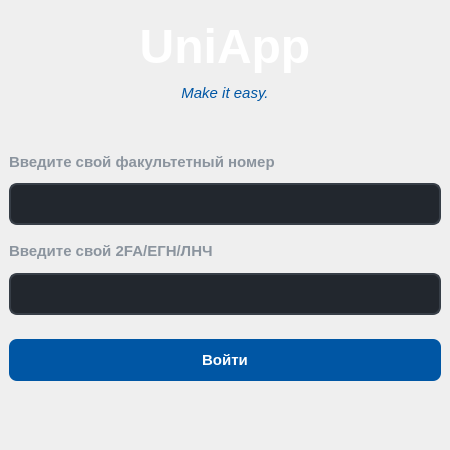
Before: the Qt Designer form frontend/loginwindow.ui in fomzzer/UniApp, drawn with Qt 5.
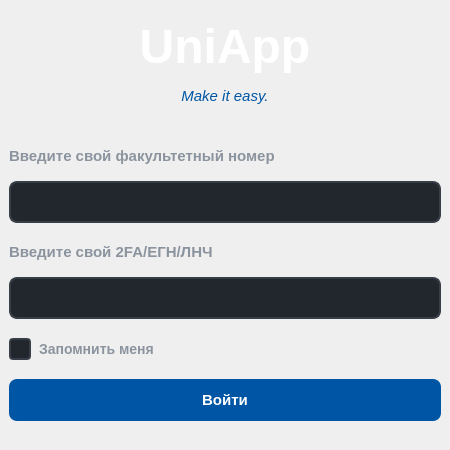
After: the same form once the commit is applied.

Commit message: v0.9.2: Button 'Remember me'

Patch:
```diff
--- a/frontend/loginwindow.ui
+++ b/frontend/loginwindow.ui
@@ -89,6 +89,32 @@
 
 QPushButton:pressed {
     background-color: #004482;
+}
+
+QCheckBox {
+    color: #8B949E;
+    font-family: &quot;Segoe UI&quot;, sans-serif;
+    font-size: 14px;
+    font-weight: 600;
+    spacing: 8px;
+}
+
+QCheckBox::indicator {
+    width: 18px;
+    height: 18px;
+    border-radius: 4px;
+    border: 2px solid #373E47;
+    background-color: #22272E;
+}
+
+QCheckBox::indicator:hover {
+    border: 2px solid #0056A4;
+    background-color: #282E36; 
+}
+
+QCheckBox::indicator:checked {
+    background-color: #0056A4;
+    border: 2px solid #0056A4;
 }</string>
   </property>
   <widget class="QWidget" name="centralwidget">
@@ -161,7 +187,7 @@
         <property name="sizeHint" stdset="0">
          <size>
           <width>20</width>
-          <height>40</height>
+          <height>25</height>
          </size>
         </property>
        </spacer>
@@ -234,6 +260,32 @@
       <item>
        <widget class="QLineEdit" name="lineEdit_2"/>
       </item>
+      <item>
+       <spacer name="verticalSpacer_9">
+        <property name="orientation">
+         <enum>Qt::Orientation::Vertical</enum>
+        </property>
+        <property name="sizeType">
+         <enum>QSizePolicy::Policy::Fixed</enum>
+        </property>
+        <property name="sizeHint" stdset="0">
+         <size>
+          <width>20</width>
+          <height>15</height>
+         </size>
+        </property>
+       </spacer>
+      </item>
+      <item>
+       <widget class="QCheckBox" name="checkBox_remember">
+        <property name="cursor">
+         <cursorShape>PointingHandCursor</cursorShape>
+        </property>
+        <property name="text">
+         <string>Запомнить меня</string>
+        </property>
+       </widget>
+      </item>
       <item>
        <spacer name="verticalSpacer_2">
         <property name="orientation">
@@ -245,7 +297,7 @@
         <property name="sizeHint" stdset="0">
          <size>
           <width>20</width>
-          <height>20</height>
+          <height>15</height>
          </size>
         </property>
        </spacer>
@@ -277,7 +329,7 @@
         <property name="sizeHint" stdset="0">
          <size>
           <width>20</width>
-          <height>60</height>
+          <height>20</height>
          </size>
         </property>
        </spacer>
```
Left out of the diff: 2 changed lines with no effect on the pictures. The commit also changes 4 other files.
